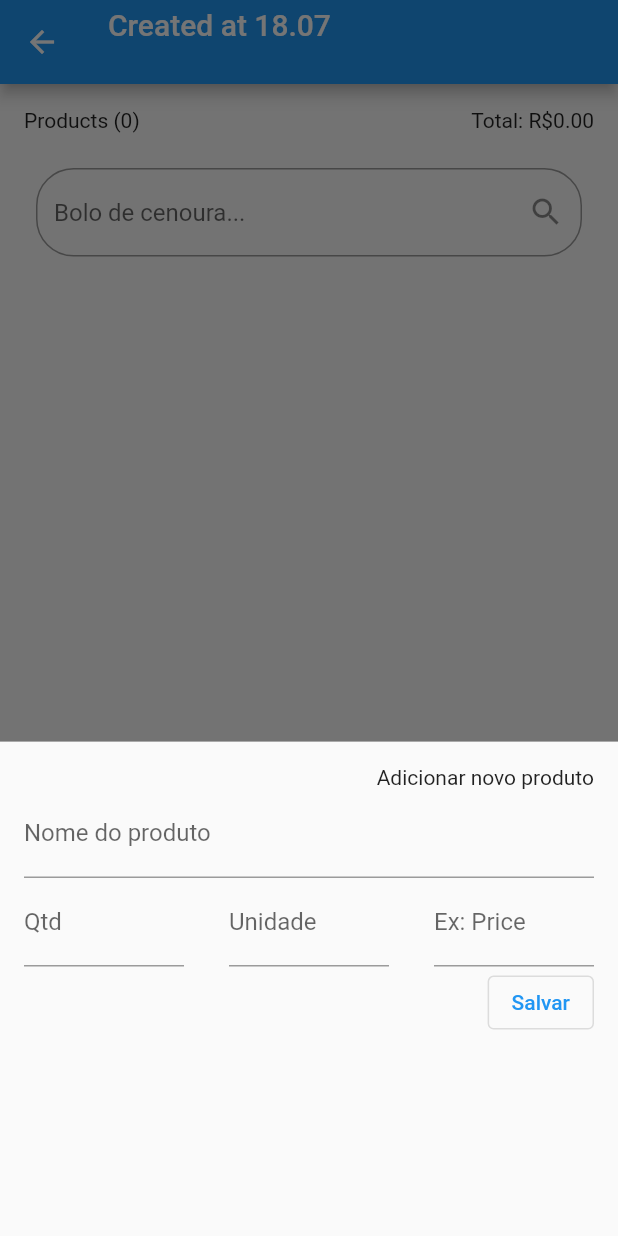
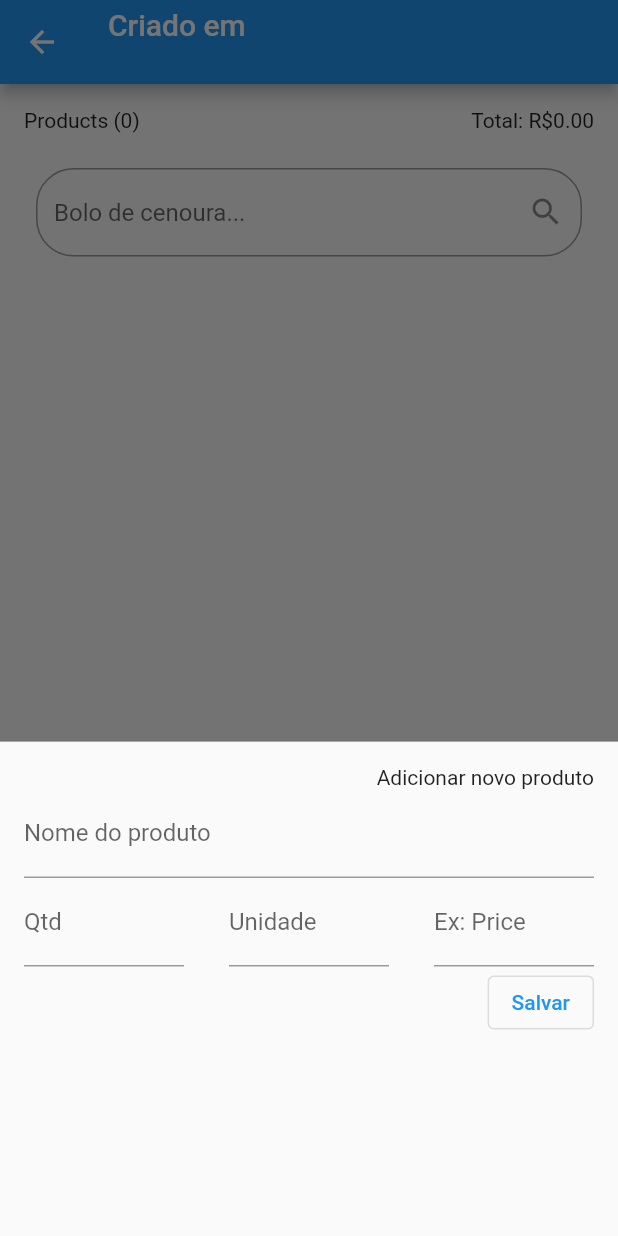
Before and after one commit to lParanhos/supermarket_history, a Flutter app: the ProductList screen opened by its route, after a tap on the "add" icon, on a phone screen of 412 x 824 dp. Run offline on Flutter 3.47's test engine with Material 2 defaults, Android fonts, the light colour scheme and no system bars; our stand-ins replace equatable, flutter_bloc, sqflite; accounts and stored records are empty.

Commit message:
use date formatter and pass date to products screen

```diff
--- a/lib/pages/Products/main.dart
+++ b/lib/pages/Products/main.dart
@@ -4,6 +4,7 @@ import 'package:supermarket_history/models/product.dart';
 import 'package:supermarket_history/pages/Products/bloc/products_bloc.dart';
 import 'package:supermarket_history/pages/Products/bloc/products_event.dart';
 import 'package:supermarket_history/pages/Products/bloc/products_state.dart';
+import 'package:supermarket_history/utils/date_formatters.dart';
 
 class ProductList extends StatelessWidget {
   final TextEditingController _nameController = TextEditingController();
@@ -13,12 +14,14 @@ class ProductList extends StatelessWidget {
 
   final String shoppingListId;
   final String shoppingListTitle;
+  final String formattedCreationDate;
 
-  ProductList({
-    Key? key,
-    this.shoppingListId = '',
-    this.shoppingListTitle = '',
-  }) : super(key: key);
+  ProductList(
+      {Key? key,
+      this.shoppingListId = '',
+      this.shoppingListTitle = '',
+      this.formattedCreationDate = ''})
+      : super(key: key);
 
   void _onSave(BuildContext context) {
     final newProduct = Product(
@@ -106,7 +109,10 @@ class ProductList extends StatelessWidget {
         centerTitle: false,
         title: Wrap(
           direction: Axis.vertical,
-          children: [const Text('Created at 18.07'), Text(shoppingListTitle)],
+          children: [
+            Text('Criado em $formattedCreationDate'),
+            Text(shoppingListTitle)
+          ],
         ),
       ),
       body: BlocBuilder<ProductsBloc, ProductsState>(builder: (context, state) {
```
Also changed, not shown: lib/pages/home/home_page.dart (+16 -3 lines).
